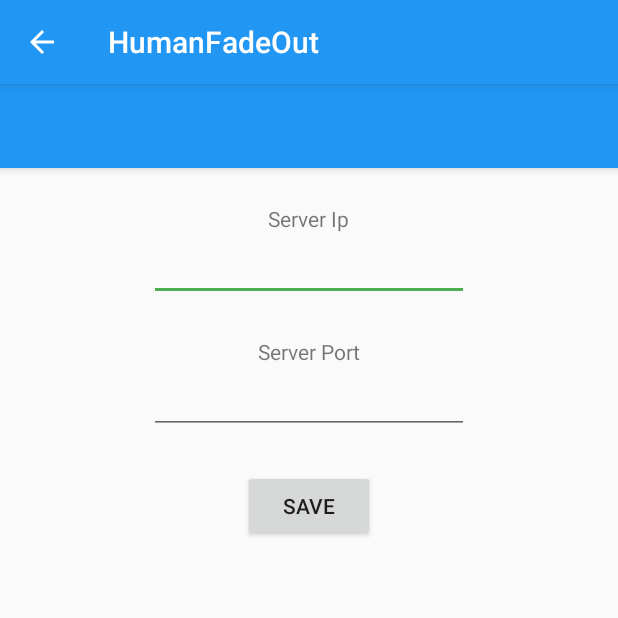
After one commit to MobMonRob/Strand-Zaubertrick-mit-Waermebildkamera-Studien, an Android app: the SettingsActivity screen opened directly, with no data from a screen before it, on a phone screen of 412 x 824 dp, the top half of it. The commit adds this screen. Run offline under Robolectric (Android 15) with nearby library versions, the phone set to English and light mode, and no system bars; 1 statement that could not run was skipped.

Commit message:
Add settings

```diff
--- a/app/app/src/main/AndroidManifest.xml
+++ b/app/app/src/main/AndroidManifest.xml
@@ -10,7 +10,6 @@
     <uses-feature android:name="android.hardware.camera.autofocus" />
     <uses-feature android:name="android.hardware.camera.flash" />
     <uses-feature android:name="android.hardware.camera2.full" />
-
 
     <application
         android:allowBackup="true"
@@ -29,6 +28,9 @@
                 <category android:name="android.intent.category.LAUNCHER" />
             </intent-filter>
         </activity>
+        <activity
+            android:name=".SettingsActivity"
+            android:parentActivityName=".MainActivity"/>
     </application>
 
 </manifest>
--- /dev/null
+++ b/app/app/src/main/java/de/dhbw/research/human/fade/out/SettingsActivity.java
@@ -0,0 +1,56 @@
+package de.dhbw.research.human.fade.out;
+
+import android.content.Context;
+import android.content.SharedPreferences;
+import android.os.Bundle;
+import android.view.View;
+import android.widget.TextView;
+
+import androidx.appcompat.app.AppCompatActivity;
+
+public class SettingsActivity extends AppCompatActivity {
+
+    private SharedPreferences sharedPreferences;
+    private TextView serverIpInput;
+    private TextView serverPortInput;
+
+    @Override
+    protected void onCreate(Bundle savedInstanceState) {
+        super.onCreate(savedInstanceState);
+        setContentView(R.layout.activity_settings);
+        sharedPreferences = this.getSharedPreferences(getString(R.string.settings_file), Context.MODE_PRIVATE);
+
+        findViewById(R.id.save_settings).setOnClickListener(new View.OnClickListener() {
+            @Override
+            public void onClick(View v) {
+                onSaveButonClicked();
+            }
+        });
+
+        serverIpInput = findViewById(R.id.server_ip_input);
+        serverIpInput.setText(sharedPreferences.getString(getString(R.string.server_ip_key), ""));
+
+        serverPortInput = findViewById(R.id.server_port_input);
+        serverPortInput.setText(sharedPreferences.getInt(getString(R.string.server_port_key), 0));
+    }
+
+    private void onSaveButonClicked() {
+        saveServerPort();
+        saveServerIp();
+    }
+
+    private void saveServerIp() {
+        String value = serverIpInput.getText().toString();
+        SharedPreferences.Editor editor = sharedPreferences.edit();
+        editor.putString(getString(R.string.server_ip_key), value);
+        editor.apply();
+    }
+
+
+    private void saveServerPort() {
+        int value = Integer.parseInt(serverPortInput.getText().toString());
+        SharedPreferences.Editor editor = sharedPreferences.edit();
+        editor.putInt(getString(R.string.server_port_key), value);
+        editor.apply();
+    }
+}
--- a/app/app/src/main/java/de/dhbw/research/human/fade/out/flir/FlirDevice.java
+++ b/app/app/src/main/java/de/dhbw/research/human/fade/out/flir/FlirDevice.java
@@ -13,8 +13,7 @@ import java.util.EnumSet;
 
 import de.dhbw.research.human.fade.out.R;
 import de.dhbw.research.human.fade.out.imageProcessing.ImageProcessor;
-import de.dhbw.research.human.fade.out.imageProcessing.MaskedImageProcessor;
-import de.dhbw.research.human.fade.out.imageProcessing.RemoteProcessor;
+import de.dhbw.research.human.fade.out.imageProcessing.RemoteImageProcessor;
 
 public class FlirDevice implements Device.Delegate, Device.StreamDelegate, Device.PowerUpdateDelegate, FrameProcessor.Delegate {
     private Activity activity;
@@ -28,7 +27,7 @@ public class FlirDevice implements Device.Delegate, Device.StreamDelegate, Devic
         this.activity = activity;
         this.frameProcessor = new FrameProcessor(activity, this, EnumSet.of(RenderedImage.ImageType.ThermalRadiometricKelvinImage, RenderedImage.ImageType.VisibleAlignedRGBA8888Image));
 //        imageProcessor = new MaskedImageProcessor((ImageView) activity.findViewById(R.id.image));
-        imageProcessor = new RemoteProcessor((ImageView) activity.findViewById(R.id.image));
+        imageProcessor = new RemoteImageProcessor((ImageView) activity.findViewById(R.id.image), activity);
     }
 
     public void start() {
--- /dev/null
+++ b/app/app/src/main/res/layout/activity_settings.xml
@@ -0,0 +1,91 @@
+<?xml version="1.0" encoding="utf-8"?>
+<androidx.coordinatorlayout.widget.CoordinatorLayout xmlns:android="http://schemas.android.com/apk/res/android"
+    xmlns:tools="http://schemas.android.com/tools"
+    xmlns:app="http://schemas.android.com/apk/res-auto"
+
+
+    android:layout_width="match_parent"
+    android:layout_height="match_parent">
+
+    <com.google.android.material.appbar.AppBarLayout
+        android:layout_width="match_parent"
+        android:layout_height="wrap_content"
+        android:theme="@style/AppTheme.AppBarOverlay">
+
+        <androidx.appcompat.widget.Toolbar
+            android:id="@+id/toolbar"
+            android:layout_width="match_parent"
+            android:layout_height="?attr/actionBarSize"
+            android:background="@color/colorPrimary"
+            app:popupTheme="@style/AppTheme.PopupOverlay" />
+
+    </com.google.android.material.appbar.AppBarLayout>
+
+    <androidx.core.widget.NestedScrollView
+        android:layout_width="match_parent"
+        android:layout_height="match_parent"
+
+
+        app:layout_behavior="com.google.android.material.appbar.AppBarLayout$ScrollingViewBehavior">
+
+        <androidx.constraintlayout.widget.ConstraintLayout
+            android:layout_width="match_parent"
+            android:layout_height="match_parent"
+            tools:context=".SettingsActivity">
+
+            <TextView
+                android:id="@+id/server_ip_label"
+                android:layout_width="wrap_content"
+                android:layout_height="wrap_content"
+                android:layout_marginTop="24dp"
+                android:text="@string/server_ip_label"
+                app:layout_constraintEnd_toEndOf="parent"
+                app:layout_constraintStart_toStartOf="parent"
+                app:layout_constraintTop_toTopOf="parent" />
+
+            <EditText
+                android:id="@+id/server_ip_input"
+                android:layout_width="wrap_content"
+                android:layout_height="wrap_content"
+                android:ems="10"
+                android:inputType="textPersonName"
+                app:layout_constraintEnd_toEndOf="parent"
+                app:layout_constraintStart_toStartOf="parent"
+                app:layout_constraintTop_toBottomOf="@+id/server_ip_label" />
+
+            <TextView
+                android:id="@+id/server_port_label"
+                android:layout_width="wrap_content"
+                android:layout_height="wrap_content"
+                android:layout_marginTop="24dp"
+                android:text="@string/server_port_label"
+                app:layout_constraintEnd_toEndOf="parent"
+                app:layout_constraintStart_toStartOf="parent"
+                app:layout_constraintTop_toBottomOf="@+id/server_ip_input" />
+
+            <EditText
+                android:id="@+id/server_port_input"
+                android:layout_width="wrap_content"
+                android:layout_height="wrap_content"
+                android:ems="10"
+                android:inputType="textPersonName"
+                app:layout_constraintEnd_toEndOf="parent"
+                app:layout_constraintStart_toStartOf="parent"
+                app:layout_constraintTop_toBottomOf="@+id/server_port_label" />
+
+            <Button
+                android:id="@+id/save_settings"
+                android:layout_width="wrap_content"
+                android:layout_height="wrap_content"
+                android:layout_marginTop="24dp"
+                android:text="@string/save_settings"
+                app:layout_constraintEnd_toEndOf="parent"
+                app:layout_constraintStart_toStartOf="parent"
+                app:layout_constraintTop_toBottomOf="@+id/server_port_input" />
+
+        </androidx.constraintlayout.widget.ConstraintLayout>
+
+    </androidx.core.widget.NestedScrollView>
+
+
+</androidx.coordinatorlayout.widget.CoordinatorLayout>
--- a/app/app/src/main/res/values/strings.xml
+++ b/app/app/src/main/res/values/strings.xml
@@ -2,4 +2,11 @@
     <string name="app_name">HumanFadeOut</string>
     <string name="action_settings">Settings</string>
     <string name="image_description">rendered Image</string>
+    <string name="settings_file">settings</string>
+    <string name="server_ip_key">ServerIp</string>
+    <string name="server_ip_label">Server Ip</string>
+    <string name="server_port_key">ServerPort</string>
+    <string name="server_port_label">Server Port</string>
+    <string name="save_settings">Save</string>
+    <string name="temperature_value_key">temperature</string>
 </resources>
```
Also changed, not shown: app/app/src/main/java/de/dhbw/research/human/fade/out/MainActivity.java (+39 -7 lines), app/app/src/main/java/de/dhbw/research/human/fade/out/imageProcessing/RemoteImageProcessor.java (added, +52 -0 lines), app/app/src/main/java/de/dhbw/research/human/fade/out/imageProcessing/RemoteProcessor.java (deleted, +0 -39 lines), app/app/src/main/res/layout/activity_main.xml (+16 -2 lines), app/app/src/main/res/layout/temperature_selection.xml (added, +28 -0 lines).
